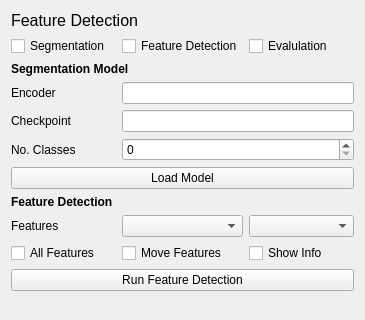
Old version of the form fibsem/ui/qtdesigner_files/FibsemDetectionWidget.ui in the repository DeMarcoLab/fibsem; both pictures show x 0 to 365 and y 0 to 320 of the 365 by 646 pixel window.
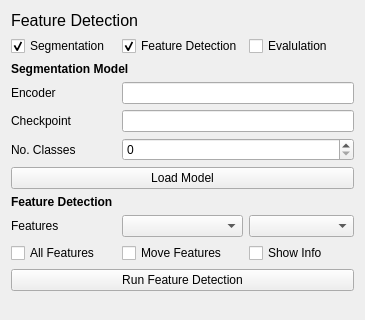
New version of the form.

Commit message: bit of broken state

The edit to the form file:
```diff
--- a/fibsem/ui/qtdesigner_files/FibsemDetectionWidget.ui
+++ b/fibsem/ui/qtdesigner_files/FibsemDetectionWidget.ui
@@ -114,6 +114,9 @@
      <property name="text">
       <string>Segmentation</string>
      </property>
+     <property name="checked">
+      <bool>true</bool>
+     </property>
     </widget>
    </item>
    <item row="25" column="0" colspan="3">
@@ -148,6 +151,9 @@
      <property name="text">
       <string>Feature Detection</string>
      </property>
+     <property name="checked">
+      <bool>true</bool>
+     </property>
     </widget>
    </item>
    <item row="30" column="0" colspan="3">
```
The commit also changes 1 other file.
